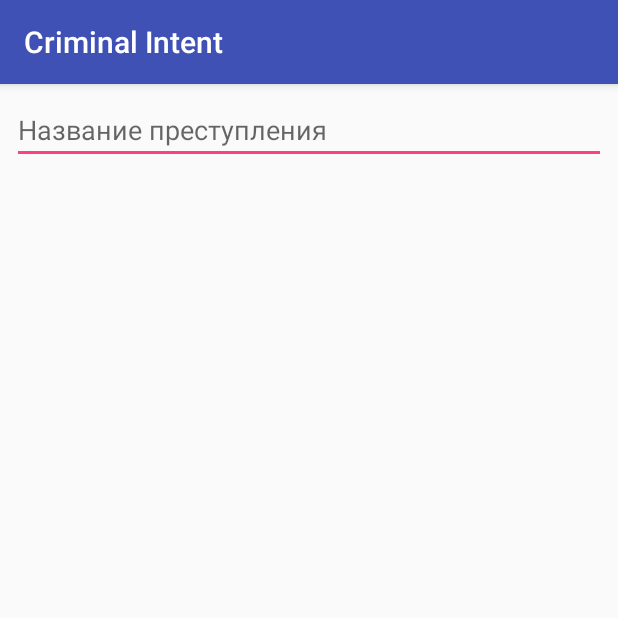
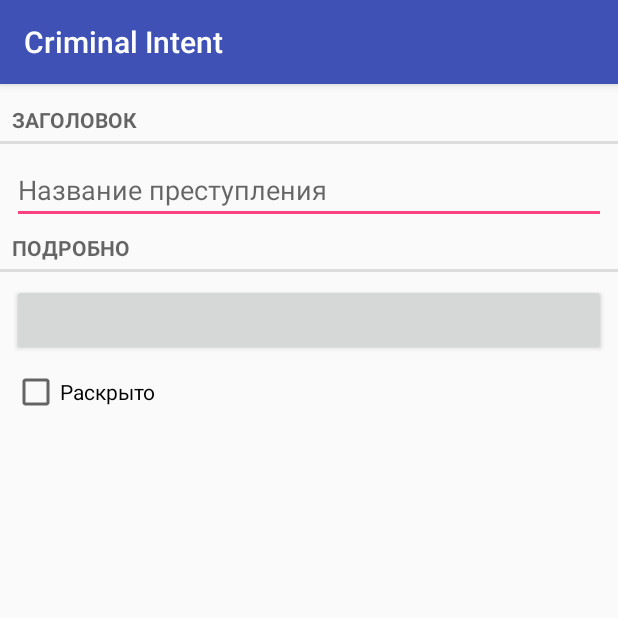
Before and after one commit to bupyc9/CriminalIntent, an Android app: the screen it shows after launch (CrimeActivity), on a phone screen of 412 x 824 dp, the top half of it. Run offline under Robolectric (Android 15) with nearby library versions, the phone set to English and light mode, and no system bars.

Commit message:
Добавлены поля "Дата преступления" и "Раскрыто", в макет фрагмента "CrimeFragment"

```diff
--- a/app/src/main/res/layout/fragment_crime.xml
+++ b/app/src/main/res/layout/fragment_crime.xml
@@ -2,23 +2,76 @@
 <android.support.constraint.ConstraintLayout
     xmlns:android="http://schemas.android.com/apk/res/android"
     xmlns:app="http://schemas.android.com/apk/res-auto"
+    xmlns:tools="http://schemas.android.com/tools"
     android:layout_width="match_parent"
     android:layout_height="match_parent">
+
+    <TextView
+        android:id="@+id/crime_title_label"
+        style="?android:listSeparatorTextViewStyle"
+        android:layout_width="0dp"
+        android:layout_height="wrap_content"
+        android:layout_marginLeft="0dp"
+        android:layout_marginRight="0dp"
+        android:layout_marginTop="8dp"
+        android:text="@string/crime_title_label"
+        app:layout_constraintHorizontal_bias="0.0"
+        app:layout_constraintLeft_toLeftOf="parent"
+        app:layout_constraintRight_toRightOf="parent"
+        app:layout_constraintTop_toTopOf="parent"/>
 
     <EditText
         android:id="@+id/crime_title"
         android:layout_width="0dp"
         android:layout_height="wrap_content"
+        android:layout_marginEnd="8dp"
         android:layout_marginLeft="8dp"
         android:layout_marginRight="8dp"
+        android:layout_marginStart="8dp"
         android:layout_marginTop="8dp"
         android:ems="10"
         android:hint="@string/crime_title_hint"
         android:inputType="text"
+        app:layout_constraintHorizontal_bias="0.0"
         app:layout_constraintLeft_toLeftOf="parent"
         app:layout_constraintRight_toRightOf="parent"
-        app:layout_constraintTop_toTopOf="parent"
-        android:layout_marginStart="8dp"
-        android:layout_marginEnd="8dp"/>
+        app:layout_constraintTop_toBottomOf="@+id/crime_title_label"/>
+
+    <TextView
+        android:id="@+id/crime_detail_label"
+        style="?android:listSeparatorTextViewStyle"
+        android:layout_width="0dp"
+        android:layout_height="wrap_content"
+        android:layout_marginLeft="0dp"
+        android:layout_marginRight="0dp"
+        android:layout_marginTop="0dp"
+        android:text="@string/crime_details_label"
+        app:layout_constraintHorizontal_bias="0.0"
+        app:layout_constraintLeft_toLeftOf="parent"
+        app:layout_constraintRight_toRightOf="parent"
+        app:layout_constraintTop_toBottomOf="@+id/crime_title"/>
+
+    <Button
+        android:id="@+id/crime_date"
+        android:layout_width="0dp"
+        android:layout_height="wrap_content"
+        android:layout_marginLeft="8dp"
+        android:layout_marginRight="8dp"
+        android:layout_marginTop="8dp"
+        app:layout_constraintLeft_toLeftOf="parent"
+        app:layout_constraintRight_toRightOf="parent"
+        app:layout_constraintTop_toBottomOf="@+id/crime_detail_label"/>
+
+    <CheckBox
+        android:id="@+id/crime_solved"
+        android:layout_width="0dp"
+        android:layout_height="wrap_content"
+        android:layout_marginLeft="8dp"
+        android:layout_marginRight="8dp"
+        android:layout_marginTop="8dp"
+        android:text="@string/crime_solved"
+        app:layout_constraintLeft_toLeftOf="parent"
+        app:layout_constraintRight_toRightOf="parent"
+        app:layout_constraintTop_toBottomOf="@+id/crime_date"/>
 
 </android.support.constraint.ConstraintLayout>
--- a/app/src/main/res/values/strings.xml
+++ b/app/src/main/res/values/strings.xml
@@ -1,4 +1,7 @@
 <resources>
     <string name="app_name">Criminal Intent</string>
     <string name="crime_title_hint">Название преступления</string>
+    <string name="crime_title_label">Заголовок</string>
+    <string name="crime_details_label">Подробно</string>
+    <string name="crime_solved">Раскрыто</string>
 </resources>
```
